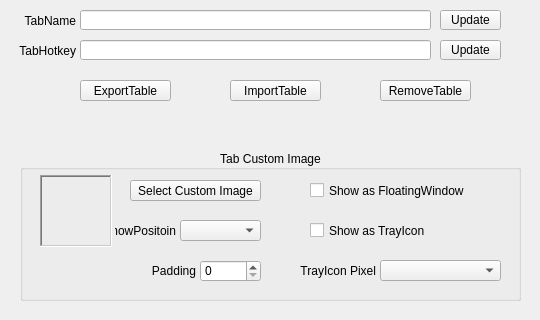
Qt form QKeyMapper/qtablesetupdialog.ui (Zalafina/QKeyMapper) before a commit.
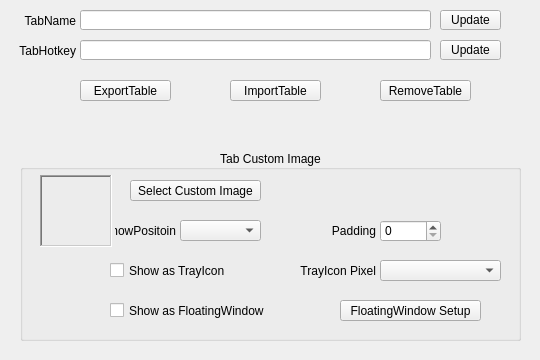
The same form after that commit.

Patch:
```diff
--- a/QKeyMapper/qtablesetupdialog.ui
+++ b/QKeyMapper/qtablesetupdialog.ui
@@ -7,7 +7,7 @@
     <x>0</x>
     <y>0</y>
     <width>540</width>
-    <height>320</height>
+    <height>360</height>
    </rect>
   </property>
   <property name="sizePolicy">
@@ -19,13 +19,13 @@
   <property name="minimumSize">
    <size>
     <width>540</width>
-    <height>320</height>
+    <height>360</height>
    </size>
   </property>
   <property name="maximumSize">
    <size>
     <width>540</width>
-    <height>320</height>
+    <height>360</height>
    </size>
   </property>
   <property name="windowTitle">
@@ -247,8 +247,8 @@
   <widget class="QLabel" name="customImagePaddingLabel">
    <property name="geometry">
     <rect>
-     <x>85</x>
-     <y>260</y>
+     <x>265</x>
+     <y>220</y>
      <width>111</width>
      <height>22</height>
     </rect>
@@ -260,27 +260,11 @@
     <set>Qt::AlignmentFlag::AlignRight|Qt::AlignmentFlag::AlignTrailing|Qt::AlignmentFlag::AlignVCenter</set>
    </property>
   </widget>
-  <widget class="QCheckBox" name="customImageShowAsTrayIconCheckBox">
-   <property name="geometry">
-    <rect>
-     <x>310</x>
-     <y>220</y>
-     <width>201</width>
-     <height>21</height>
-    </rect>
-   </property>
-   <property name="focusPolicy">
-    <enum>Qt::FocusPolicy::NoFocus</enum>
-   </property>
-   <property name="text">
-    <string>Show as TrayIcon</string>
-   </property>
-  </widget>
   <widget class="QSpinBox" name="customImagePaddingSpinBox">
    <property name="geometry">
     <rect>
-     <x>200</x>
-     <y>260</y>
+     <x>380</x>
+     <y>220</y>
      <width>61</width>
      <height>22</height>
     </rect>
@@ -311,7 +295,7 @@
      <x>20</x>
      <y>150</y>
      <width>501</width>
-     <height>151</height>
+     <height>191</height>
     </rect>
    </property>
    <property name="title">
@@ -321,23 +305,55 @@
     <set>Qt::AlignmentFlag::AlignCenter</set>
    </property>
   </widget>
-  <widget class="QComboBox" name="customImageTrayIconPixelComboBox">
+  <widget class="QCheckBox" name="customImageShowAsTrayIconCheckBox">
    <property name="geometry">
     <rect>
-     <x>380</x>
+     <x>110</x>
      <y>260</y>
-     <width>121</width>
+     <width>161</width>
      <height>21</height>
     </rect>
    </property>
    <property name="focusPolicy">
     <enum>Qt::FocusPolicy::NoFocus</enum>
    </property>
-   <property name="currentText">
-    <string/>
+   <property name="text">
+    <string>Show as TrayIcon</string>
    </property>
-   <property name="currentIndex">
-    <number>-1</number>
+  </widget>
+  <widget class="QCheckBox" name="customImageShowAsFloatingWindowCheckBox">
+   <property name="geometry">
+    <rect>
+     <x>110</x>
+     <y>300</y>
+     <width>201</width>
+     <height>21</height>
+    </rect>
+   </property>
+   <property name="focusPolicy">
+    <enum>Qt::FocusPolicy::NoFocus</enum>
+   </property>
+   <property name="text">
+    <string>Show as FloatingWindow</string>
+   </property>
+  </widget>
+  <widget class="QPushButton" name="floatingWindowSetupButton">
+   <property name="geometry">
+    <rect>
+     <x>340</x>
+     <y>300</y>
+     <width>141</width>
+     <height>21</height>
+    </rect>
+   </property>
+   <property name="focusPolicy">
+    <enum>Qt::FocusPolicy::NoFocus</enum>
+   </property>
+   <property name="text">
+    <string>FloatingWindow Setup</string>
+   </property>
+   <property name="autoDefault">
+    <bool>false</bool>
    </property>
   </widget>
   <widget class="QLabel" name="customImageTrayIconPixelLabel">
@@ -356,20 +372,23 @@
     <set>Qt::AlignmentFlag::AlignRight|Qt::AlignmentFlag::AlignTrailing|Qt::AlignmentFlag::AlignVCenter</set>
    </property>
   </widget>
-  <widget class="QCheckBox" name="customImageShowAsFloatingWindowCheckBox">
+  <widget class="QComboBox" name="customImageTrayIconPixelComboBox">
    <property name="geometry">
     <rect>
-     <x>310</x>
-     <y>180</y>
-     <width>201</width>
+     <x>380</x>
+     <y>260</y>
+     <width>121</width>
      <height>21</height>
     </rect>
    </property>
    <property name="focusPolicy">
     <enum>Qt::FocusPolicy::NoFocus</enum>
    </property>
-   <property name="text">
-    <string>Show as FloatingWindow</string>
+   <property name="currentText">
+    <string/>
+   </property>
+   <property name="currentIndex">
+    <number>-1</number>
    </property>
   </widget>
   <zorder>tabCustomImageGroupBox</zorder>
@@ -386,12 +405,13 @@
   <zorder>selectCustomImageButton</zorder>
   <zorder>customImageShowPositionComboBox</zorder>
   <zorder>customImagePaddingLabel</zorder>
-  <zorder>customImageShowAsTrayIconCheckBox</zorder>
   <zorder>customImageShowPositionLabel</zorder>
-  <zorder>customImageTrayIconPixelComboBox</zorder>
-  <zorder>customImageTrayIconPixelLabel</zorder>
   <zorder>customImagePaddingSpinBox</zorder>
+  <zorder>customImageShowAsTrayIconCheckBox</zorder>
   <zorder>customImageShowAsFloatingWindowCheckBox</zorder>
+  <zorder>floatingWindowSetupButton</zorder>
+  <zorder>customImageTrayIconPixelLabel</zorder>
+  <zorder>customImageTrayIconPixelComboBox</zorder>
  </widget>
  <resources/>
  <connections/>
```
